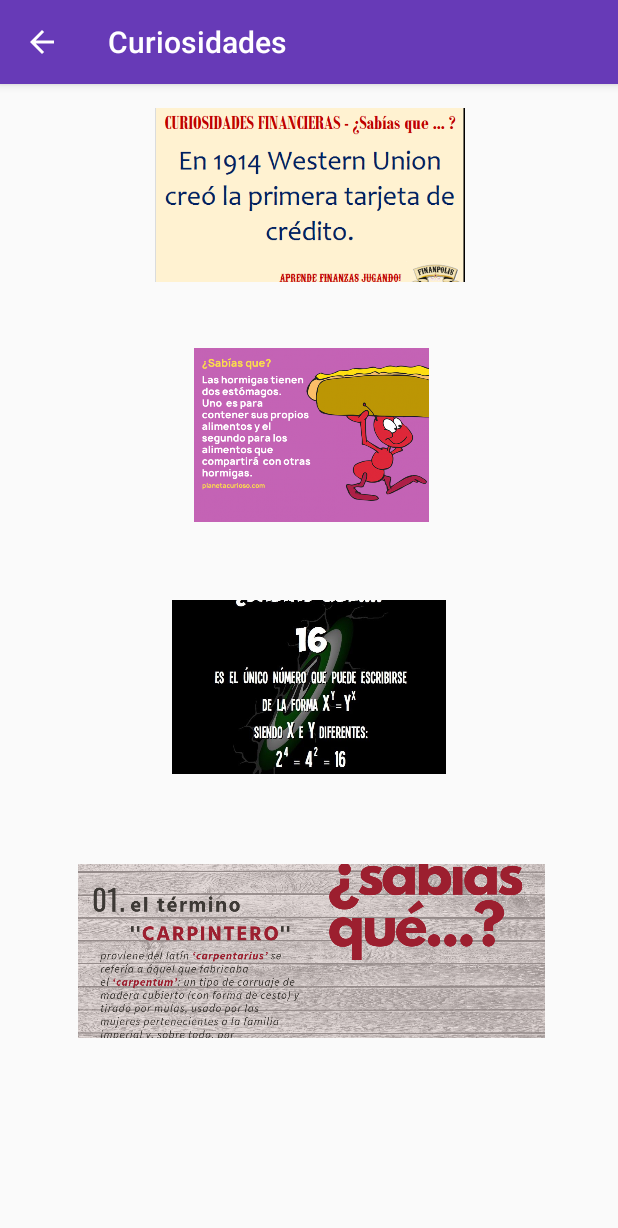
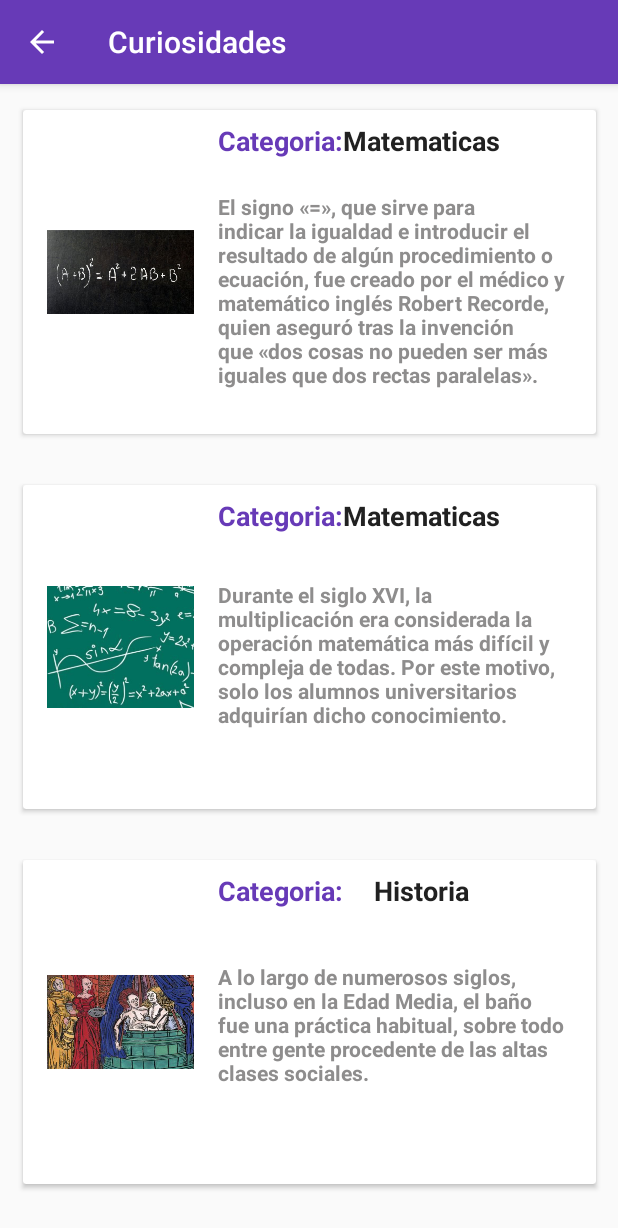
Before and after one commit to MelHerrera/LaEsperanzaCollege, an Android app: the CuriosidadesActivity screen opened directly, with no data from a screen before it, on a phone screen of 412 x 824 dp. Shown: the top 1228 px of the screen. Run offline under Robolectric (Android 15) with nearby library versions, the phone set to English and light mode, and no system bars.

Commit message:
Curiosidades v2, agregado datos de manera estatica ya que apis publicas estan en ingles

```diff
--- a/app/src/main/java/com/app/laesperanzacollege/CuriosidadesActivity.kt
+++ b/app/src/main/java/com/app/laesperanzacollege/CuriosidadesActivity.kt
@@ -2,12 +2,72 @@ package com.app.laesperanzacollege
 
 import androidx.appcompat.app.AppCompatActivity
 import android.os.Bundle
+import androidx.recyclerview.widget.GridLayoutManager
+import androidx.recyclerview.widget.LinearLayoutManager
+import androidx.recyclerview.widget.RecyclerView
+import com.app.laesperanzacollege.adaptadores.Cur
+import com.app.laesperanzacollege.adaptadores.CurAdapter
+import kotlinx.android.synthetic.main.activity_curiosidades.*
 
 class CuriosidadesActivity : AppCompatActivity() {
+
+    private var adapter: CurAdapter? = null
+    private var curList:ArrayList<Cur>? = null
+    private var layoutManager: RecyclerView.LayoutManager? = null
     override fun onCreate(savedInstanceState: Bundle?) {
         super.onCreate(savedInstanceState)
         setContentView(R.layout.activity_curiosidades)
         supportActionBar?.setDisplayHomeAsUpEnabled(true)
         supportActionBar?.title="Curiosidades"
+
+
+        curList = ArrayList<Cur>()
+        layoutManager = LinearLayoutManager(this)
+        adapter = CurAdapter(curList!!, this)
+        //agregar forma al reclycer view
+        curiosidadR.layoutManager = layoutManager
+        curiosidadR.adapter=adapter
+
+        var namelist:Array <String> = arrayOf(
+            "Matematicas",
+            "Matematicas",
+            "Historia",
+            "Historia",
+            "Biologia",
+            "Random"
+        )
+
+        val fotolist:Array <Int> = arrayOf(
+            R.drawable.mat1,
+            R.drawable.mat2,
+            R.drawable.his1,
+            R.drawable.his2,
+            R.drawable.bi1,
+            R.drawable.ran1
+        )
+
+        var textolist:Array<String> = arrayOf(
+            "El signo «=», que sirve para indicar la igualdad e introducir el resultado de algún procedimiento o ecuación, fue creado por el médico y matemático inglés Robert Recorde, quien aseguró tras la invención que «dos cosas no pueden ser más iguales que dos rectas paralelas».",
+            "Durante el siglo XVI, la multiplicación era considerada la operación matemática más difícil y compleja de todas. Por este motivo, solo los alumnos universitarios adquirían dicho conocimiento.",
+            "A lo largo de numerosos siglos, incluso en la Edad Media, el baño fue una práctica habitual, sobre todo entre gente procedente de las altas clases sociales.",
+            "Un Gnomon su ideas es observar la altura del Sol en el mediodía verdadero durante el paso de los días deduciéndola mediante el cambio en la longitud de la sombra que proyecta el\n" +
+                    "estilo.",
+            "El ornitorrinco representa una verdadera rareza viviente pues a pesar de ser un mamífero, ponen huevos",
+            "En tu cuerpo hay 10 veces más bacterias que células. Pero tranquilo, la mayoría son buenas para tu organismo."
+
+        )
+
+        for (i in 0..namelist.size-1){
+            val names = Cur(namelist[i],fotolist[i],textolist[i])
+            names.name = namelist[i]
+            names.foto = fotolist[i]
+            names.texto = textolist[i]
+            curList?.add(names)
+        }
+        adapter!!.notifyDataSetChanged()
+    }
+    override fun onSupportNavigateUp(): Boolean {
+        onBackPressed()
+        return true
     }
 }
--- /dev/null
+++ b/app/src/main/java/com/app/laesperanzacollege/adaptadores/Cur.kt
@@ -0,0 +1,8 @@
+package com.app.laesperanzacollege.adaptadores
+
+class Cur {
+    var name:String? = null
+    var foto:Int? = null
+    var texto:String? = null
+    constructor(name:String,foto:Int?,texto:String?)
+}
--- /dev/null
+++ b/app/src/main/java/com/app/laesperanzacollege/adaptadores/CurAdapter.kt
@@ -0,0 +1,42 @@
+package com.app.laesperanzacollege.adaptadores
+
+import android.content.Context
+import android.view.LayoutInflater
+import android.view.View
+import android.view.ViewGroup
+import android.widget.ImageView
+import android.widget.TextView
+import androidx.recyclerview.widget.RecyclerView
+import com.app.laesperanzacollege.R
+import kotlinx.android.synthetic.main.item_curiosidad.view.*
+
+class CurAdapter (val list:ArrayList<Cur>, val context: Context):
+    RecyclerView.Adapter<CurAdapter.ViewHolder>() {
+
+
+    override fun onBindViewHolder(holder: CurAdapter.ViewHolder, position: Int) {
+        holder.bindItem(list[position])
+
+    }
+    override fun onCreateViewHolder(parent: ViewGroup, viewType: Int): CurAdapter.ViewHolder {
+        val view = LayoutInflater.from(context).inflate(R.layout.item_curiosidad,parent,false)
+        return  ViewHolder(view)
+    }
+
+    override fun getItemCount(): Int {
+        return  list.size
+    }
+
+
+    class ViewHolder(itemView: View): RecyclerView.ViewHolder(itemView) {
+        fun bindItem(Cur:Cur){
+            var name: TextView = itemView.findViewById(R.id.name) as TextView
+            var texto: TextView = itemView.findViewById(R.id.texto) as TextView
+            var foto: ImageView = itemView.findViewById(R.id.foto) as ImageView
+            name.text = Cur.name
+            texto.text = Cur.texto
+            foto.setImageResource(Cur.foto!!)
+        }
+
+    }
+}
--- a/app/src/main/res/layout/activity_curiosidades.xml
+++ b/app/src/main/res/layout/activity_curiosidades.xml
@@ -6,82 +6,10 @@
     android:layout_height="match_parent"
     tools:context=".CuriosidadesActivity">
 
-    <androidx.constraintlayout.widget.ConstraintLayout
-        android:layout_width="380dp"
-        android:layout_height="116dp"
-        android:layout_marginTop="520dp"
-        app:layout_constraintEnd_toEndOf="parent"
-        app:layout_constraintHorizontal_bias="0.516"
-        app:layout_constraintStart_toStartOf="parent"
-        app:layout_constraintTop_toTopOf="parent">
-
-        <ImageView
-            android:id="@+id/imageView5"
-            android:layout_width="386dp"
-            android:layout_height="150dp"
-            app:layout_constraintBottom_toBottomOf="parent"
-            app:layout_constraintEnd_toEndOf="parent"
-            app:layout_constraintStart_toStartOf="parent"
-            app:layout_constraintTop_toTopOf="parent"
-            app:srcCompat="@drawable/tarjeta4" />
-    </androidx.constraintlayout.widget.ConstraintLayout>
-
-    <androidx.constraintlayout.widget.ConstraintLayout
-        android:layout_width="380dp"
-        android:layout_height="116dp"
-        android:layout_marginTop="16dp"
-        app:layout_constraintEnd_toEndOf="parent"
-        app:layout_constraintStart_toStartOf="parent"
-        app:layout_constraintTop_toTopOf="parent">
-
-        <ImageView
-            android:id="@+id/imageView2"
-            android:layout_width="392dp"
-            android:layout_height="128dp"
-            app:layout_constraintBottom_toBottomOf="parent"
-            app:layout_constraintEnd_toEndOf="parent"
-            app:layout_constraintStart_toStartOf="parent"
-            app:layout_constraintTop_toTopOf="parent"
-            app:srcCompat="@drawable/tarjeta1" />
-    </androidx.constraintlayout.widget.ConstraintLayout>
-
-    <androidx.constraintlayout.widget.ConstraintLayout
-        android:layout_width="380dp"
-        android:layout_height="116dp"
-        android:layout_marginTop="176dp"
-        app:layout_constraintEnd_toEndOf="parent"
-        app:layout_constraintHorizontal_bias="0.516"
-        app:layout_constraintStart_toStartOf="parent"
-        app:layout_constraintTop_toTopOf="parent">
-
-        <ImageView
-            android:id="@+id/imageView3"
-            android:layout_width="399dp"
-            android:layout_height="120dp"
-            app:layout_constraintBottom_toBottomOf="parent"
-            app:layout_constraintEnd_toEndOf="parent"
-            app:layout_constraintStart_toStartOf="parent"
-            app:layout_constraintTop_toTopOf="parent"
-            app:srcCompat="@drawable/tarjeta2" />
-    </androidx.constraintlayout.widget.ConstraintLayout>
-
-    <androidx.constraintlayout.widget.ConstraintLayout
-        android:layout_width="380dp"
-        android:layout_height="116dp"
-        android:layout_marginTop="344dp"
-        app:layout_constraintEnd_toEndOf="parent"
-        app:layout_constraintHorizontal_bias="0.483"
-        app:layout_constraintStart_toStartOf="parent"
-        app:layout_constraintTop_toTopOf="parent">
-
-        <ImageView
-            android:id="@+id/imageView4"
-            android:layout_width="416dp"
-            android:layout_height="178dp"
-            app:layout_constraintBottom_toBottomOf="parent"
-            app:layout_constraintEnd_toEndOf="parent"
-            app:layout_constraintStart_toStartOf="parent"
-            app:layout_constraintTop_toTopOf="parent"
-            app:srcCompat="@drawable/tarjeta3" />
-    </androidx.constraintlayout.widget.ConstraintLayout>
+    <androidx.recyclerview.widget.RecyclerView
+        android:id="@+id/curiosidadR"
+        android:layout_width="match_parent"
+        android:layout_height="match_parent"
+        tools:layout_editor_absoluteX="135dp"
+        tools:layout_editor_absoluteY="114dp" />
 </androidx.constraintlayout.widget.ConstraintLayout>
--- /dev/null
+++ b/app/src/main/res/layout/item_curiosidad.xml
@@ -0,0 +1,79 @@
+<?xml version="1.0" encoding="utf-8"?>
+<androidx.constraintlayout.widget.ConstraintLayout xmlns:android="http://schemas.android.com/apk/res/android"
+    xmlns:app="http://schemas.android.com/apk/res-auto"
+    xmlns:tools="http://schemas.android.com/tools"
+    android:layout_width="match_parent"
+    android:layout_height="250dp">
+
+    <androidx.cardview.widget.CardView
+        android:id="@+id/cardview_layout"
+        android:layout_width="382dp"
+        android:layout_height="216dp"
+        android:layout_marginStart="8dp"
+        android:layout_marginEnd="8dp"
+        app:layout_constraintBottom_toBottomOf="parent"
+        app:layout_constraintEnd_toEndOf="parent"
+        app:layout_constraintStart_toStartOf="parent"
+        app:layout_constraintTop_toTopOf="parent">
+
+        <androidx.constraintlayout.widget.ConstraintLayout
+            android:layout_width="match_parent"
+            android:layout_height="match_parent">
+
+            <TextView
+                android:id="@+id/texto"
+                android:layout_width="231dp"
+                android:layout_height="wrap_content"
+                android:layout_marginTop="16dp"
+                android:layout_marginEnd="16dp"
+                android:layout_marginBottom="16dp"
+                android:text="curiosidad"
+                android:textColor="#8E8D8D"
+                android:textStyle="bold"
+                app:layout_constraintBottom_toBottomOf="parent"
+                app:layout_constraintEnd_toEndOf="parent"
+                app:layout_constraintHorizontal_bias="0.0"
+                app:layout_constraintStart_toStartOf="@+id/textView"
+                app:layout_constraintTop_toBottomOf="@+id/textView"
+                app:layout_constraintVertical_bias="0.285" />
+
+            <TextView
+                android:id="@+id/name"
+                android:layout_width="wrap_content"
+                android:layout_height="wrap_content"
+                android:layout_marginEnd="64dp"
+                android:text="Matematica"
+                android:textColor="@color/primaryText"
+                android:textSize="18sp"
+                android:textStyle="bold"
+                app:layout_constraintEnd_toEndOf="parent"
+                app:layout_constraintStart_toEndOf="@+id/textView"
+                app:layout_constraintTop_toTopOf="@+id/textView" />
+
+            <TextView
+                android:id="@+id/textView"
+                android:layout_width="wrap_content"
+                android:layout_height="wrap_content"
+                android:layout_marginStart="16dp"
+                android:layout_marginTop="8dp"
+                android:text="Categoria:"
+                android:textColor="@color/colorPrimary"
+                android:textSize="18sp"
+                android:textStyle="bold"
+                app:layout_constraintStart_toEndOf="@+id/foto"
+                app:layout_constraintTop_toTopOf="parent" />
+
+            <ImageView
+                android:id="@+id/foto"
+                android:layout_width="98dp"
+                android:layout_height="0dp"
+                android:layout_marginStart="16dp"
+                app:layout_constraintBottom_toBottomOf="parent"
+                app:layout_constraintStart_toStartOf="parent"
+                app:layout_constraintTop_toTopOf="parent"
+                app:layout_constraintVertical_bias="0.526"
+                app:srcCompat="@drawable/estud" />
+        </androidx.constraintlayout.widget.ConstraintLayout>
+    </androidx.cardview.widget.CardView>
+
+</androidx.constraintlayout.widget.ConstraintLayout>
```
Also changed, not shown: app/src/main/res/drawable/bi1.png (added), app/src/main/res/drawable/his1.png (added), app/src/main/res/drawable/his2.png (added), app/src/main/res/drawable/mat1.png (added), app/src/main/res/drawable/mat2.png (added), app/src/main/res/drawable/ran1.png (added).
